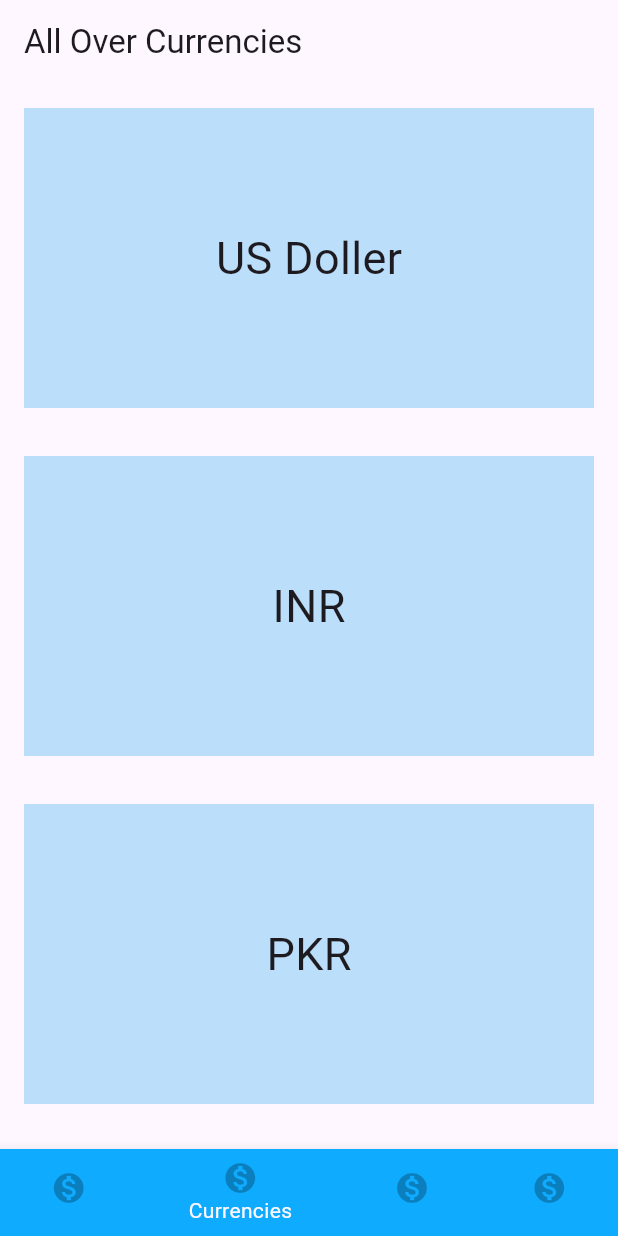
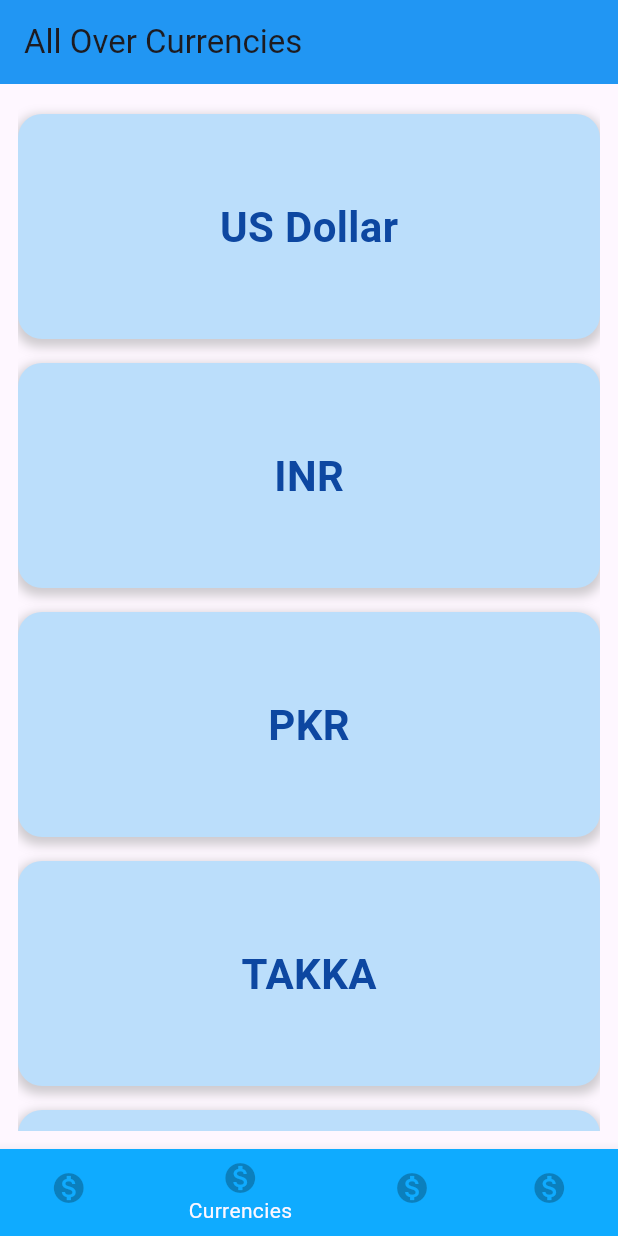
Before and after one commit to Fakhir-Israr-200219/CurrenSee, a Flutter app: the screen it shows after launch, item 2 of the bottom bar chosen, on a phone screen of 412 x 824 dp. Run offline on Flutter 3.47's test engine with Material 3 defaults, Android fonts, the phone set to English and light mode, and no system bars.

Commit message:
this stage my currency list properly show

```diff
--- a/lib/Screens/Converter_Screen.dart
+++ b/lib/Screens/Converter_Screen.dart
@@ -123,6 +123,7 @@
 //   }
 // }
 
+import 'package:currency_converter_app/Screens/CurrencyList.dart';
 import 'package:flutter/material.dart';
 
 class ConverterScreen extends StatefulWidget {
@@ -138,7 +139,7 @@ class _ConverterScreenState extends State<ConverterScreen> {
   Widget build(BuildContext context) {
     return Scaffold(
       body: Padding(
-        padding: const EdgeInsets.all(8.0), // Minimal padding for screen edges
+        padding: EdgeInsets.all(8.0), // Minimal padding for screen edges
         child: Column(
           mainAxisAlignment: MainAxisAlignment.center,
           children: [
@@ -182,7 +183,7 @@ class _ConverterScreenState extends State<ConverterScreen> {
                               onPressed: () {
                                 Navigator.pop(context);
                               },
-                              child: Text("close"),
+                              child: CurrencyList(),
                             ),
                           ),
                         );
@@ -223,7 +224,7 @@ class _ConverterScreenState extends State<ConverterScreen> {
                               onPressed: () {
                                 Navigator.pop(context);
                               },
-                              child: Text("close"),
+                              child: CurrencyList(),
                             ),
                           ),
                         );
--- a/lib/Screens/CurrencyList.dart
+++ b/lib/Screens/CurrencyList.dart
@@ -1,8 +1,131 @@
+// import 'package:flutter/material.dart';
+
+// class CurrencyList extends StatefulWidget {
+//   const CurrencyList({super.key});
+
+//   @override
+//   State<CurrencyList> createState() => _CurrencyListState();
+// }
+
+// class _CurrencyListState extends State<CurrencyList> {
+//   @override
+//   Widget build(BuildContext context) {
+//     return Scaffold(
+//       appBar: AppBar(
+//         title: Text("All Over Currencies"),
+//       ),
+//       body: Container(
+//         child: ListView(
+//           children: [
+//             Container(
+//               alignment: Alignment.center,
+//               margin: EdgeInsets.all(16),
+//               color: Colors.blue.shade100,
+//               height: 200,
+//               child: Text(
+//                 "US Doller",
+//                 style: TextStyle(fontSize: 30),
+//               ),
+//             ),
+//             Container(
+//               alignment: Alignment.center,
+//               margin: EdgeInsets.all(16),
+//               color: Colors.blue.shade100,
+//               height: 200,
+//               child: Text(
+//                 "INR",
+//                 style: TextStyle(fontSize: 30),
+//               ),
+//             ),
+//             Container(
+//               alignment: Alignment.center,
+//               margin: EdgeInsets.all(16),
+//               color: Colors.blue.shade100,
+//               height: 200,
+//               child: Text(
+//                 "PKR",
+//                 style: TextStyle(fontSize: 30),
+//               ),
+//             ),
+//             Container(
+//               alignment: Alignment.center,
+//               margin: EdgeInsets.all(16),
+//               color: Colors.blue.shade100,
+//               height: 200,
+//               child: Text(
+//                 "TAKKA",
+//                 style: TextStyle(fontSize: 30),
+//               ),
+//             ),
+//             Container(
+//               alignment: Alignment.center,
+//               margin: EdgeInsets.all(16),
+//               color: Colors.blue.shade100,
+//               height: 200,
+//               child: Text(
+//                 "ERU",
+//                 style: TextStyle(fontSize: 30),
+//               ),
+//             ),
+//             Container(
+//               alignment: Alignment.center,
+//               margin: EdgeInsets.all(16),
+//               color: Colors.blue.shade100,
+//               height: 200,
+//               child: Text(
+//                 "YARN",
+//                 style: TextStyle(fontSize: 30),
+//               ),
+//             ),
+//             Container(
+//               alignment: Alignment.center,
+//               margin: EdgeInsets.all(16),
+//               color: Colors.blue.shade100,
+//               height: 200,
+//               child: Text(
+//                 "RYAL",
+//                 style: TextStyle(fontSize: 30),
+//               ),
+//             ),
+//             Container(
+//               alignment: Alignment.center,
+//               margin: EdgeInsets.all(16),
+//               color: Colors.blue.shade100,
+//               height: 200,
+//               child: Text(
+//                 "Passo",
+//                 style: TextStyle(fontSize: 30),
+//               ),
+//             ),
+//             Container(
+//               alignment: Alignment.center,
+//               margin: EdgeInsets.all(16),
+//               color: Colors.blue.shade100,
+//               height: 200,
+//               child: Text(
+//                 "Dirham",
+//                 style: TextStyle(fontSize: 30),
+//               ),
+//             ),
+//             Container(
+//               alignment: Alignment.center,
+//               margin: EdgeInsets.all(16),
+//               color: Colors.blue.shade100,
+//               height: 200,
+//               child: Text(
+//                 "Robal",
+//                 style: TextStyle(fontSize: 30),
+//               ),
+//             ),
+//           ],
+//         ),
+//       ),
+//     );
+//   }
+// }
 import 'package:flutter/material.dart';
 
 class CurrencyList extends StatefulWidget {
-  const CurrencyList({super.key});
-
   @override
   State<CurrencyList> createState() => _CurrencyListState();
 }
@@ -13,113 +136,52 @@ class _CurrencyListState extends State<CurrencyList> {
     return Scaffold(
       appBar: AppBar(
         title: Text("All Over Currencies"),
+        backgroundColor: Colors.blue,
       ),
-      body: Container(
+      body: Padding(
+        padding: const EdgeInsets.all(12.0),
         child: ListView(
           children: [
-            Container(
-              alignment: Alignment.center,
-              margin: EdgeInsets.all(16),
-              color: Colors.blue.shade100,
-              height: 200,
-              child: Text(
-                "US Doller",
-                style: TextStyle(fontSize: 30),
-              ),
-            ),
-            Container(
-              alignment: Alignment.center,
-              margin: EdgeInsets.all(16),
-              color: Colors.blue.shade100,
-              height: 200,
-              child: Text(
-                "INR",
-                style: TextStyle(fontSize: 30),
-              ),
-            ),
-            Container(
-              alignment: Alignment.center,
-              margin: EdgeInsets.all(16),
-              color: Colors.blue.shade100,
-              height: 200,
-              child: Text(
-                "PKR",
-                style: TextStyle(fontSize: 30),
-              ),
-            ),
-            Container(
-              alignment: Alignment.center,
-              margin: EdgeInsets.all(16),
-              color: Colors.blue.shade100,
-              height: 200,
-              child: Text(
-                "TAKKA",
-                style: TextStyle(fontSize: 30),
-              ),
-            ),
-            Container(
-              alignment: Alignment.center,
-              margin: EdgeInsets.all(16),
-              color: Colors.blue.shade100,
-              height: 200,
-              child: Text(
-                "ERU",
-                style: TextStyle(fontSize: 30),
-              ),
-            ),
-            Container(
-              alignment: Alignment.center,
-              margin: EdgeInsets.all(16),
-              color: Colors.blue.shade100,
-              height: 200,
-              child: Text(
-                "YARN",
-                style: TextStyle(fontSize: 30),
-              ),
-            ),
-            Container(
-              alignment: Alignment.center,
-              margin: EdgeInsets.all(16),
-              color: Colors.blue.shade100,
-              height: 200,
-              child: Text(
-                "RYAL",
-                style: TextStyle(fontSize: 30),
-              ),
-            ),
-            Container(
-              alignment: Alignment.center,
-              margin: EdgeInsets.all(16),
-              color: Colors.blue.shade100,
-              height: 200,
-              child: Text(
-                "Passo",
-                style: TextStyle(fontSize: 30),
-              ),
-            ),
-            Container(
-              alignment: Alignment.center,
-              margin: EdgeInsets.all(16),
-              color: Colors.blue.shade100,
-              height: 200,
-              child: Text(
-                "Dirham",
-                style: TextStyle(fontSize: 30),
-              ),
-            ),
-            Container(
-              alignment: Alignment.center,
-              margin: EdgeInsets.all(16),
-              color: Colors.blue.shade100,
-              height: 200,
-              child: Text(
-                "Robal",
-                style: TextStyle(fontSize: 30),
-              ),
-            ),
+            _buildCurrencyContainer("US Dollar"),
+            _buildCurrencyContainer("INR"),
+            _buildCurrencyContainer("PKR"),
+            _buildCurrencyContainer("TAKKA"),
+            _buildCurrencyContainer("EUR"),
+            _buildCurrencyContainer("YEN"),
+            _buildCurrencyContainer("RYAL"),
+            _buildCurrencyContainer("Peso"),
+            _buildCurrencyContainer("Dirham"),
+            _buildCurrencyContainer("Ruble"),
           ],
         ),
       ),
     );
   }
+
+  Widget _buildCurrencyContainer(String currency) {
+    return Container(
+      alignment: Alignment.center,
+      margin: EdgeInsets.symmetric(vertical: 8),
+      decoration: BoxDecoration(
+        color: Colors.blue.shade100,
+        borderRadius: BorderRadius.circular(16), // Rounded corners
+        boxShadow: [
+          BoxShadow(
+            color: Colors.grey.withOpacity(0.5), // Subtle shadow
+            spreadRadius: 2,
+            blurRadius: 5,
+            offset: Offset(0, 3), // Changes position of shadow
+          ),
+        ],
+      ),
+      height: 150, // Reduced height for a more compact look
+      child: Text(
+        currency,
+        style: TextStyle(
+            fontSize: 28,
+            fontWeight: FontWeight.bold,
+            color: Colors.blue.shade900),
+      ),
+    );
+  }
 }
--- a/lib/Screens/main_page.dart
+++ b/lib/Screens/main_page.dart
@@ -14,7 +14,7 @@ class MainPage extends StatefulWidget {
 class _MainPageState extends State<MainPage> {
   final List<Widget> pages = [
     const ConverterScreen(),
-    const CurrencyList(),
+    CurrencyList(),
     const LoginScreen(),
     const SingIn(),
   ];
```
